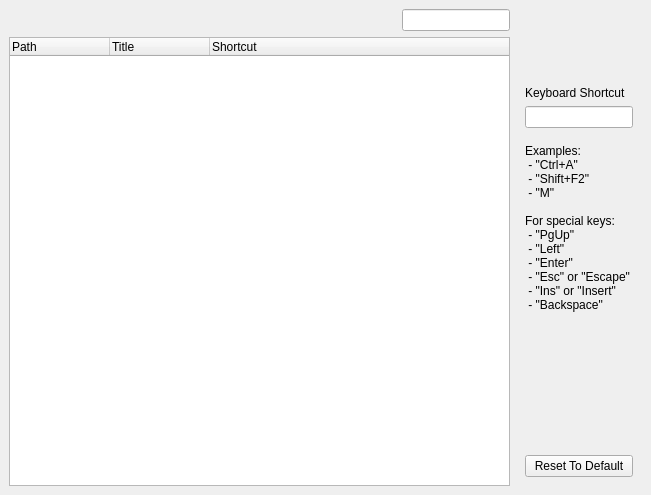
Above: src/lay/lay/CustomizeMenuConfigPage.ui from KLayout/klayout before the change. Below: the same form after it.
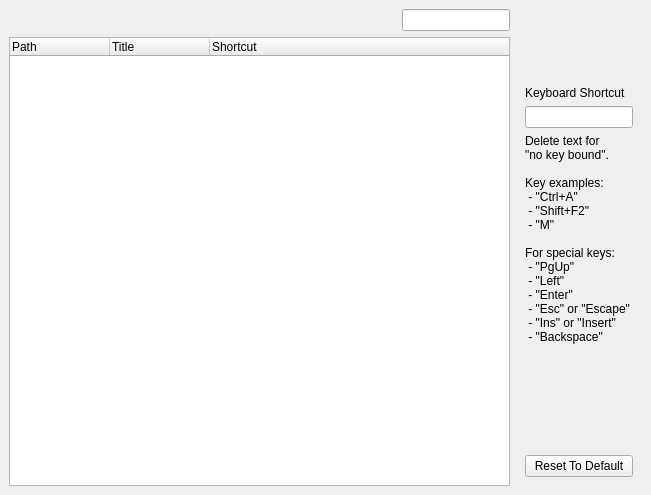
That is the form after the change. Icons and pictures are not drawn. Custom widgets are drawn as their Qt base class.

Diff of the .ui file:
```diff
--- a/src/lay/lay/CustomizeMenuConfigPage.ui
+++ b/src/lay/lay/CustomizeMenuConfigPage.ui
@@ -82,26 +82,13 @@
       <item>
        <widget class="lay::DecoratedLineEdit" name="binding_le"/>
       </item>
-      <item>
-       <spacer>
-        <property name="orientation">
-         <enum>Qt::Vertical</enum>
-        </property>
-        <property name="sizeType">
-         <enum>QSizePolicy::Fixed</enum>
-        </property>
-        <property name="sizeHint" stdset="0">
-         <size>
-          <width>20</width>
-          <height>10</height>
-         </size>
-        </property>
-       </spacer>
-      </item>
       <item>
        <widget class="QLabel" name="label_2">
         <property name="text">
-         <string>Examples:
+         <string>Delete text for
+&quot;no key bound&quot;.
+
+Key examples:
  - &quot;Ctrl+A&quot;
  - &quot;Shift+F2&quot;
  - &quot;M&quot;
```
